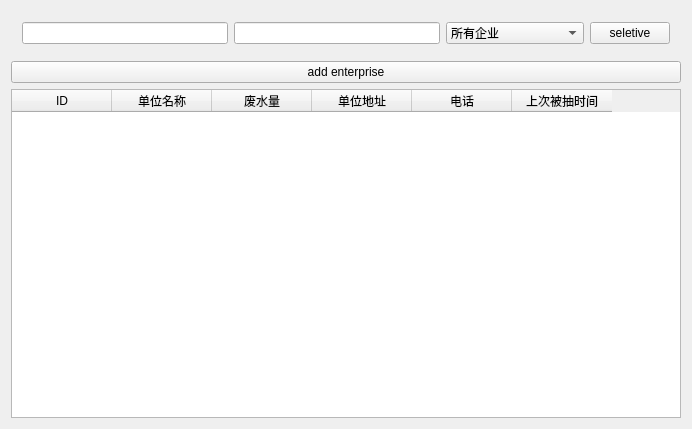
Before: the Qt Designer form mainwindow.ui in 3642214/selective, drawn with Qt 5.
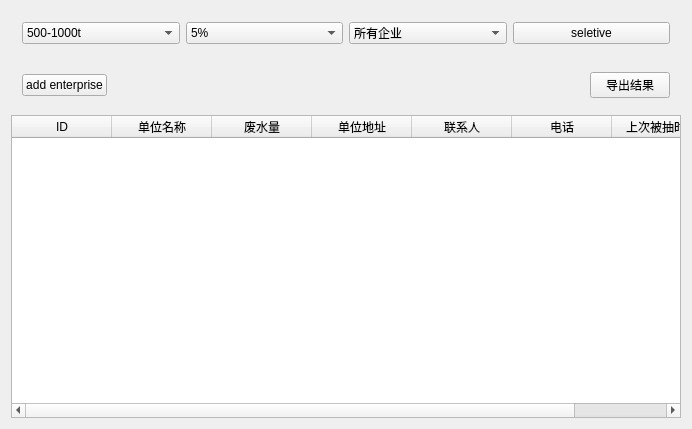
After: the same form once the commit is applied.

```diff
--- a/mainwindow.ui
+++ b/mainwindow.ui
@@ -19,10 +19,42 @@
      <widget class="QWidget" name="widget" native="true">
       <layout class="QHBoxLayout" name="horizontalLayout">
        <item>
-        <widget class="QLineEdit" name="lineEdit_2"/>
+        <widget class="QComboBox" name="waterCombo">
+         <item>
+          <property name="text">
+           <string>500-1000t</string>
+          </property>
+         </item>
+         <item>
+          <property name="text">
+           <string>1001-5000t</string>
+          </property>
+         </item>
+         <item>
+          <property name="text">
+           <string>5001t</string>
+          </property>
+         </item>
+        </widget>
        </item>
        <item>
-        <widget class="QLineEdit" name="lineEdit"/>
+        <widget class="QComboBox" name="perCombo">
+         <item>
+          <property name="text">
+           <string>5%</string>
+          </property>
+         </item>
+         <item>
+          <property name="text">
+           <string>10%</string>
+          </property>
+         </item>
+         <item>
+          <property name="text">
+           <string>30%</string>
+          </property>
+         </item>
+        </widget>
        </item>
        <item>
         <widget class="QComboBox" name="comboBox">
@@ -49,10 +81,36 @@
      </widget>
     </item>
     <item>
-     <widget class="QPushButton" name="addEnterprise">
-      <property name="text">
-       <string>add enterprise</string>
-      </property>
+     <widget class="QWidget" name="widget_2" native="true">
+      <layout class="QHBoxLayout" name="horizontalLayout_3">
+       <item>
+        <widget class="QPushButton" name="addEnterprise">
+         <property name="text">
+          <string>add enterprise</string>
+         </property>
+        </widget>
+       </item>
+       <item>
+        <spacer name="horizontalSpacer">
+         <property name="orientation">
+          <enum>Qt::Horizontal</enum>
+         </property>
+         <property name="sizeHint" stdset="0">
+          <size>
+           <width>40</width>
+           <height>20</height>
+          </size>
+         </property>
+        </spacer>
+       </item>
+       <item>
+        <widget class="QPushButton" name="saveAsButton">
+         <property name="text">
+          <string>导出结果</string>
+         </property>
+        </widget>
+       </item>
+      </layout>
      </widget>
     </item>
     <item>
@@ -77,6 +135,11 @@
         <string>单位地址</string>
        </property>
       </column>
+      <column>
+       <property name="text">
+        <string>联系人</string>
+       </property>
+      </column>
       <column>
        <property name="text">
         <string>电话</string>
```
Left out of the diff: 10 changed lines with no effect on the pictures.
